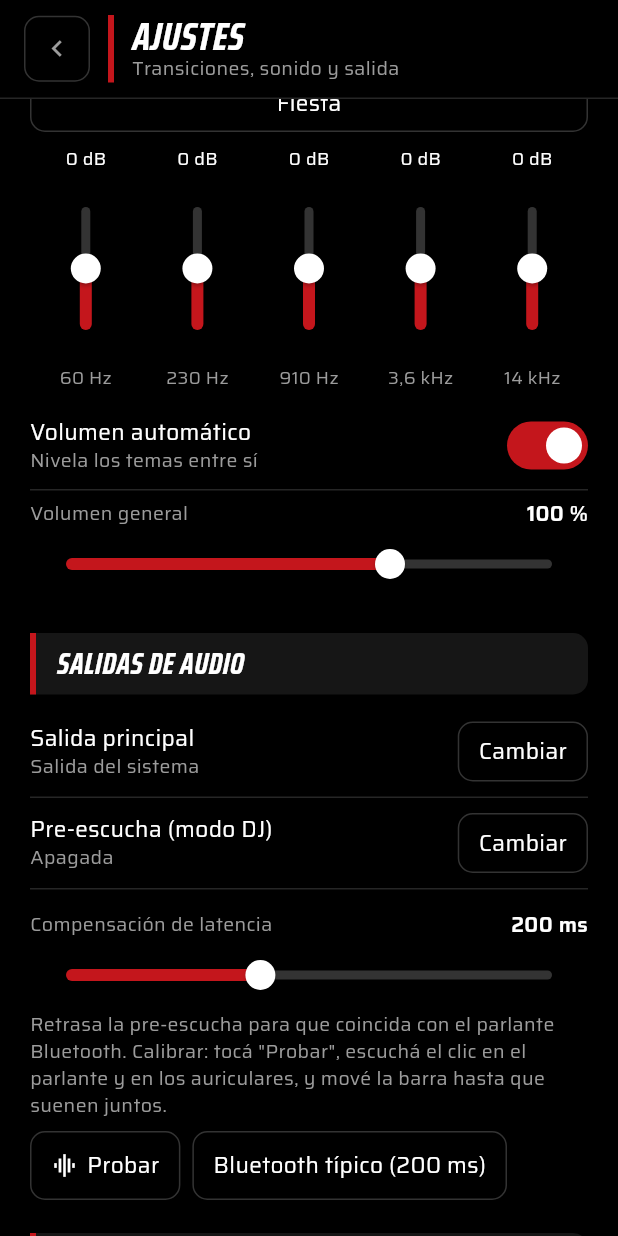
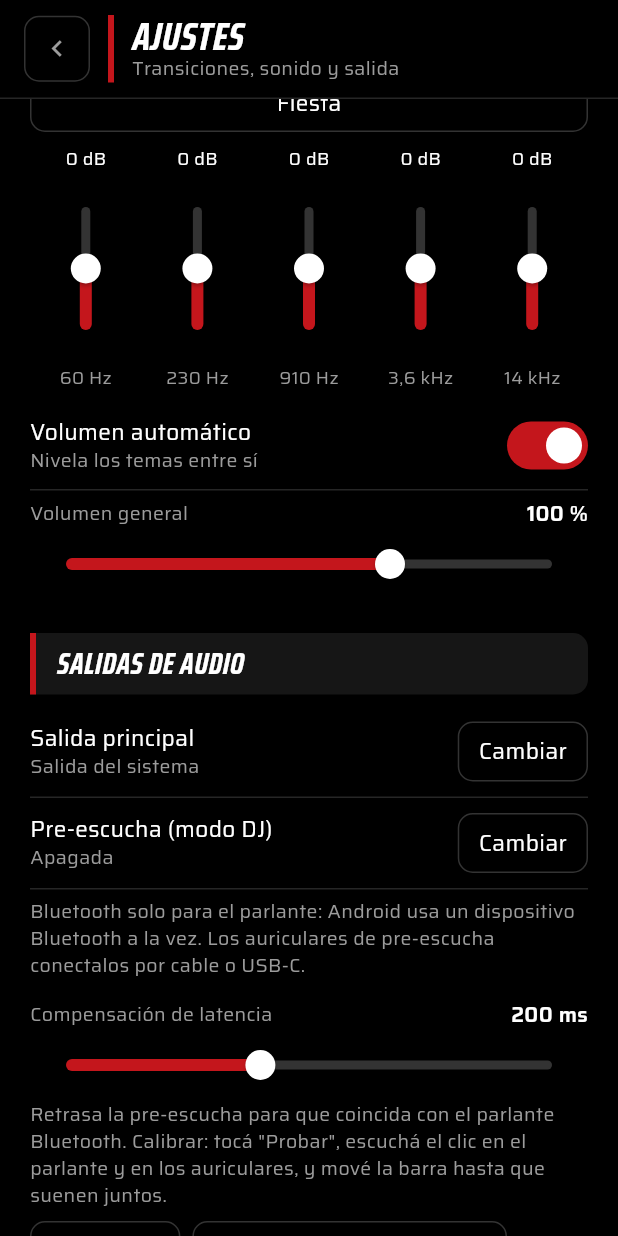
Before and after one commit to tomasacatelotti-ai/cs-mix, a Flutter app: the SettingsScreen screen opened directly, scrolled down 1152 dp, on a phone screen of 412 x 824 dp. Run offline on Flutter 3.47's test engine with Material 3 defaults, Android fonts, the phone set to English and light mode, and no system bars; missing offline and left inert: dart:ffi.

Commit message:
DJ: botón de pitch a 0 e imán en el centro; pre-escucha nunca por Bluetooth (Android usa un solo dispositivo BT)
Co-Authored-By: Claude Opus 5.5 <noreply@anthropic.com>
Claude-Session: https://claude.ai/code/session_018GgpUwexn7bLGzN6nU2vEG

```diff
--- a/lib/core/app_state.dart
+++ b/lib/core/app_state.dart
@@ -140,6 +140,11 @@ class AppState extends ChangeNotifier {
     } else if (settings.cueDevice != 'off') {
       c = _find(settings.cueDevice);
     }
+    if (c != null && Platform.isAndroid && c.kind == 'bluetooth') {
+      c = null;
+      outputError = 'La pre-escucha no puede ir por Bluetooth: Android usa un solo dispositivo Bluetooth a la vez. '
+          'Conectá los auriculares por cable o USB.';
+    }
     if (c == null) {
       CsAudio.closeCue();
       cueActive = false;
--- a/lib/screens/settings_screen.dart
+++ b/lib/screens/settings_screen.dart
@@ -121,6 +121,14 @@ class _SettingsScreenState extends State<SettingsScreen> {
                         'Pre-escucha (modo DJ)',
                         app.cueLabel() ?? 'Apagada',
                         () => _pickDevice(master: false),
+                      ),
+                      Padding(
+                        padding: const EdgeInsets.only(top: 6),
+                        child: Text(
+                          'Bluetooth solo para el parlante: Android usa un dispositivo Bluetooth a la vez. '
+                          'Los auriculares de pre-escucha conectalos por cable o USB-C.',
+                          style: CS.body(13, color: CS.humo),
+                        ),
                       ),
                       if (app.outputError != null)
                         Padding(
@@ -305,7 +313,9 @@ class _SettingsScreenState extends State<SettingsScreen> {
     final options = <(String, String)>[
       ('auto', master ? 'Automática (la que use el sistema)' : 'Automática (auriculares o parlante del celular)'),
       if (!master) ('off', 'Apagada'),
-      for (final d in app.outputs) (d.key, d.label),
+      // Android plays to one Bluetooth device at a time, so the cue can't be Bluetooth.
+      for (final d in app.outputs)
+        if (master || d.kind != 'bluetooth') (d.key, d.label),
     ];
     final picked = await showModalBottomSheet<String>(
       context: context,
@@ -316,6 +326,15 @@ class _SettingsScreenState extends State<SettingsScreen> {
             padding: const EdgeInsets.fromLTRB(20, 0, 20, 8),
             child: SectionTitle(master ? 'Salida principal' : 'Pre-escucha'),
           ),
+          if (!master)
+            Padding(
+              padding: const EdgeInsets.fromLTRB(20, 0, 20, 8),
+              child: Text(
+                'Android manda audio a un solo dispositivo Bluetooth a la vez. Con el parlante por Bluetooth, '
+                'los auriculares de pre-escucha van por cable o USB.',
+                style: CS.body(13, color: CS.humo),
+              ),
+            ),
           for (final o in options)
             ListTile(
               title: Text(o.$2, style: CS.body(16, color: o.$1 == current ? CS.rojo : CS.blanco)),
--- a/pubspec.yaml
+++ b/pubspec.yaml
@@ -1,7 +1,7 @@
 name: cs_mix
 description: "CS Mix — reproductor y DJ de Catelotti Sport."
 publish_to: 'none'
-version: 0.1.0+1
+version: 0.1.1+1
 
 environment:
   sdk: ^3.13.0
```
Also changed, not shown: lib/screens/dj_screen.dart (+31 -8 lines).
